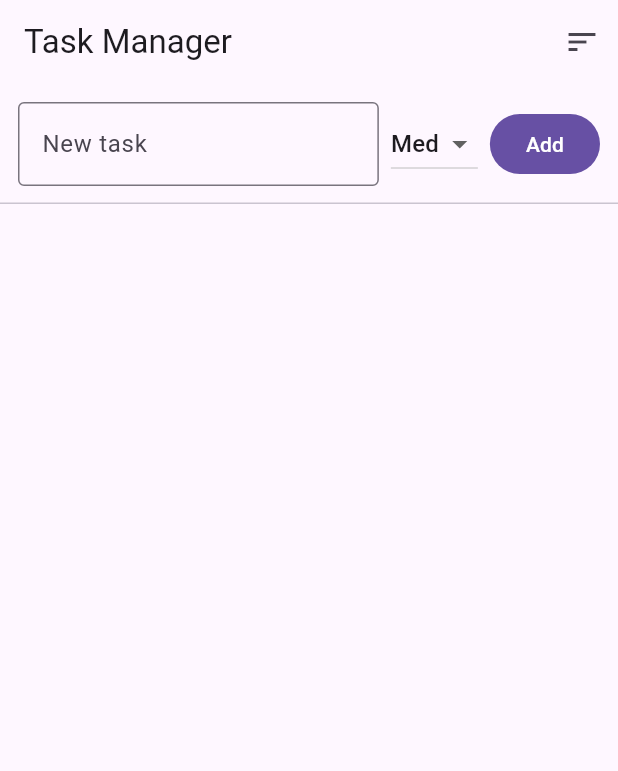
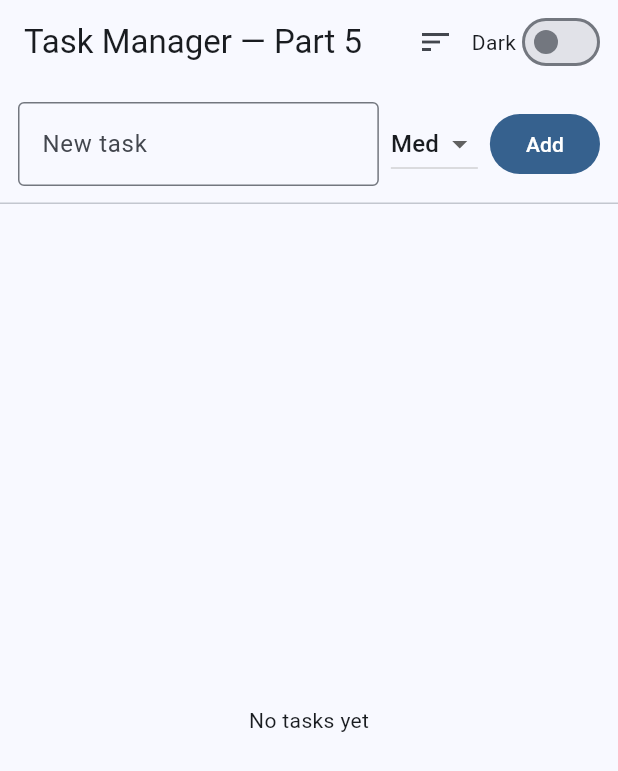
Before and after one commit to brockeh8/cw3, a Flutter app: the screen it shows after launch, after a tap on the "sort" icon, on a phone screen of 412 x 824 dp. Shown: the top 771 px of the screen. Run offline on Flutter 3.47's test engine with Material 3 defaults, Android fonts, the phone set to English and light mode, and no system bars; our stand-ins replace shared_preferences.

Commit message:
Added the light and dark mode along with the save and load states

```diff
--- a/lib/main.dart
+++ b/lib/main.dart
@@ -1,26 +1,65 @@
+import 'dart:convert';
 import 'package:flutter/material.dart';
+import 'package:shared_preferences/shared_preferences.dart';
 
-void main() => runApp(const MaterialApp(home: TaskApp()));
+void main() => runApp(const MyApp());
 
 class Task {
   String name;
   bool done;
-  int pr; // 0=Low, 1=Med, 2=High
+  int pr;
   Task(this.name, {this.done = false, this.pr = 1});
+
+  Map<String, dynamic> toMap() => {'name': name, 'done': done, 'pr': pr};
+  factory Task.fromMap(Map<String, dynamic> m) =>
+      Task(m['name'] as String, done: m['done'] as bool? ?? false, pr: (m['pr'] as int?)?.clamp(0, 2) ?? 1);
 }
 
-class TaskApp extends StatefulWidget {
-  const TaskApp({super.key});
+class MyApp extends StatefulWidget {
+  const MyApp({super.key});
   @override
-  State<TaskApp> createState() => _TaskAppState();
+  State<MyApp> createState() => _MyAppState();
 }
 
-class _TaskAppState extends State<TaskApp> {
-  final _c = TextEditingController();
+class _MyAppState extends State<MyApp> {
+
   final _labels = const ['Low', 'Med', 'High'];
   final _tasks = <Task>[];
+  final _c = TextEditingController();
+
   int _selPr = 1;
   bool _highFirst = true;
+  bool _dark = false;
+
+  @override
+  void initState() {
+    super.initState();
+    _loadAll();
+  }
+
+  Future<void> _loadAll() async {
+    final p = await SharedPreferences.getInstance();
+    _dark = p.getBool('dark') ?? false;
+
+    final s = p.getString('tasks');
+    if (s != null) {
+      final list = (jsonDecode(s) as List).cast<Map<String, dynamic>>();
+      _tasks
+        ..clear()
+        ..addAll(list.map(Task.fromMap));
+    }
+    setState(() {});
+  }
+
+  Future<void> _saveTasks() async {
+    final p = await SharedPreferences.getInstance();
+    await p.setString('tasks', jsonEncode(_tasks.map((t) => t.toMap()).toList()));
+  }
+
+  Future<void> _saveTheme() async {
+    final p = await SharedPreferences.getInstance();
+    await p.setBool('dark', _dark);
+  }
 
   void _add() {
     final t = _c.text.trim();
@@ -29,28 +68,53 @@ class _TaskAppState extends State<TaskApp> {
       _tasks.add(Task(t, pr: _selPr));
       _c.clear();
     });
+    _saveTasks();
   }
 
-  void _toggle(int i, bool? v) => setState(() => _tasks[i].done = v ?? false);
+  void _toggleDone(int i, bool? v) {
+    setState(() => _tasks[i].done = v ?? false);
+    _saveTasks();
+  }
 
-  void _delete(int i) => setState(() => _tasks.removeAt(i));
+  void _delete(int i) {
+    setState(() => _tasks.removeAt(i));
+    _saveTasks();
+  }
 
   void _sort() {
     setState(() {
       _tasks.sort((a, b) {
-        final cmp = b.pr.compareTo(a.pr); // high --> low
+        final cmp = b.pr.compareTo(a.pr);
         return _highFirst ? cmp : -cmp;
       });
       _highFirst = !_highFirst;
     });
+    _saveTasks();
   }
 
   @override
   Widget build(BuildContext context) {
-    return Scaffold(
+    return MaterialApp(
+      themeMode: _dark ? ThemeMode.dark : ThemeMode.light,
+      theme: ThemeData(useMaterial3: true, colorSchemeSeed: Colors.blue),
+      darkTheme: ThemeData(brightness: Brightness.dark, useMaterial3: true, colorSchemeSeed: Colors.blue),
+      home: Scaffold(
         appBar: AppBar(
-        title: const Text('Task Manager'),
-        actions: [IconButton(onPressed: _sort, icon: const Icon(Icons.sort))],
+          title: const Text('Task Manager — Part 5'),
+          actions: [
+            IconButton(onPressed: _sort, icon: const Icon(Icons.sort)),
+            Row(children: [
+              const Text('Dark'),
+              Switch(
+                value: _dark,
+                onChanged: (v) {
+                  setState(() => _dark = v);
+                  _saveTheme();
+                },
+              ),
+              const SizedBox(width: 8),
+            ]),
+          ],
         ),
         body: Column(
           children: [
@@ -79,26 +143,26 @@ class _TaskAppState extends State<TaskApp> {
             ),
             const Divider(height: 0),
             Expanded(
-            child: ListView.builder(
+              child: _tasks.isEmpty
+                  ? const Center(child: Text('No tasks yet'))
+                  : ListView.builder(
                       itemCount: _tasks.length,
                       itemBuilder: (_, i) {
                         final t = _tasks[i];
                         return ListTile(
-                  leading: Checkbox(value: t.done, onChanged: (v) => _toggle(i, v)),
+                          leading: Checkbox(value: t.done, onChanged: (v) => _toggleDone(i, v)),
                           title: Text(
                             '${t.name}  [${_labels[t.pr]}]',
                             style: TextStyle(decoration: t.done ? TextDecoration.lineThrough : null),
                           ),
-                  trailing: IconButton(
-                    icon: const Icon(Icons.delete_outline),
-                    onPressed: () => _delete(i),
-                  ),
+                          trailing: IconButton(icon: const Icon(Icons.delete_outline), onPressed: () => _delete(i)),
                         );
                       },
                     ),
             ),
           ],
         ),
+      ),
     );
   }
 }
```
Lines whose indentation alone changed are shown as unchanged.
